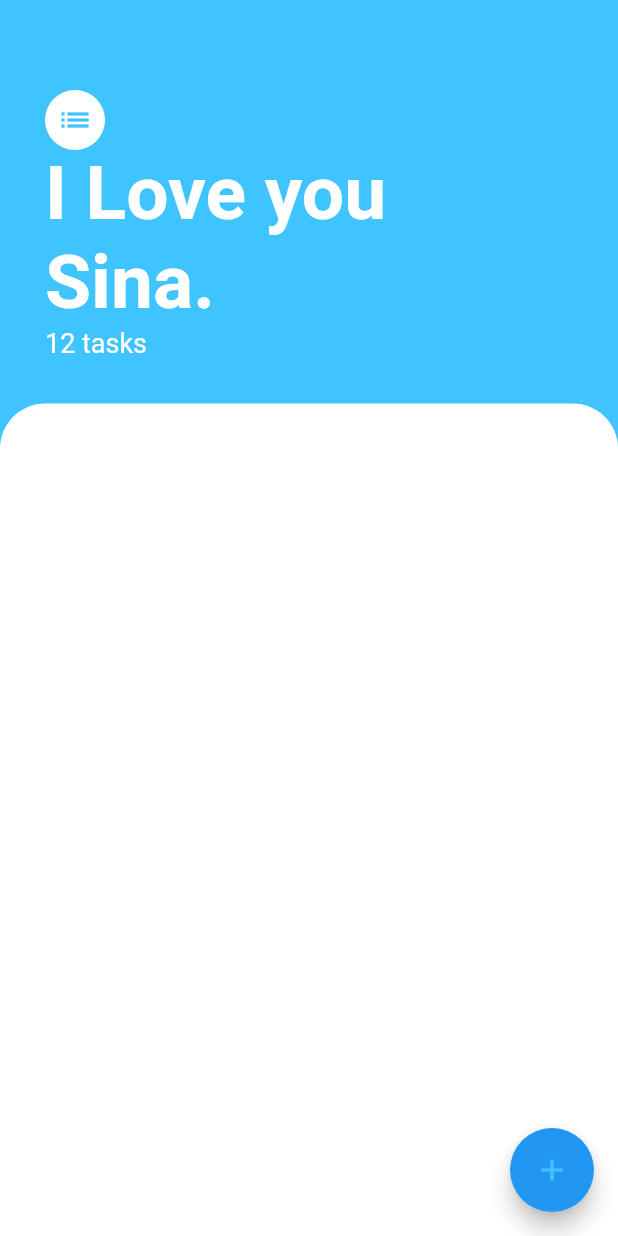
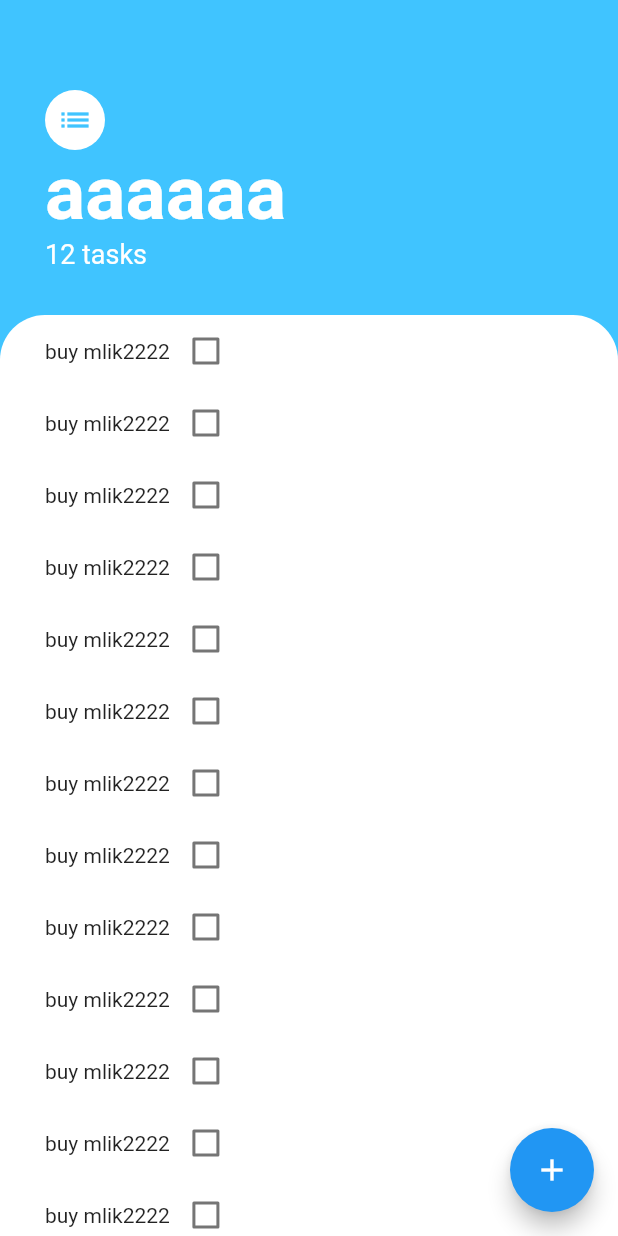
Before and after one commit to tangible-idea/todoey_flutter, a Flutter app: the screen it shows after launch, on a phone screen of 412 x 824 dp. Run offline on Flutter 3.47's test engine with Material 2 defaults, Android fonts, the phone set to English and light mode, and no system bars.

Commit message:
Todoey 코드 추가.

```diff
--- a/lib/screens/tasks_screen.dart
+++ b/lib/screens/tasks_screen.dart
@@ -1,4 +1,5 @@
 import 'package:flutter/material.dart';
+import 'package:todoey/widgets/todo.dart';
 
 class TasksScreen extends StatelessWidget {
   const TasksScreen({Key? key}) : super(key: key);
@@ -7,7 +8,7 @@ class TasksScreen extends StatelessWidget {
   Widget build(BuildContext context) {
     return Scaffold(backgroundColor: Colors.lightBlueAccent,
       floatingActionButton: FloatingActionButton(
-        foregroundColor: Colors.lightBlueAccent,
+        foregroundColor: Colors.white,
         child: Icon(Icons.add),
         onPressed: () {  },),
       body: Column(
@@ -18,13 +19,18 @@ class TasksScreen extends StatelessWidget {
             child: Column(crossAxisAlignment: CrossAxisAlignment.start,
               children: [
                 CircleAvatar(child: Icon(Icons.list), backgroundColor: Colors.white, foregroundColor: Colors.lightBlueAccent,),
-                Text("I Love you Sina.", style: TextStyle(color: Colors.white, fontSize: 50, fontWeight: FontWeight.w700),),
+                Text("aaaaaa", style: TextStyle(color: Colors.white, fontSize: 50, fontWeight: FontWeight.w700),),
                 Text("12 tasks", style:TextStyle(color: Colors.white, fontSize: 18)),
               ],),
           ),
           Expanded(
-            child: Container(decoration: BoxDecoration(color: Colors.white,
-                borderRadius: BorderRadius.only(topLeft: Radius.circular(30), topRight: Radius.circular(30))),),
+            child: Container(
+              decoration: BoxDecoration(color: Colors.white,
+              borderRadius: BorderRadius.only(topLeft: Radius.circular(30), topRight: Radius.circular(30))),
+              child: ListView(children: [
+                Todo(), Todo(), Todo(), Todo(), Todo(), Todo(), Todo(), Todo(), Todo(), Todo(), Todo(), Todo(), Todo(), Todo(), Todo()
+              ],),
+            ),
           )],
       ),);
   }
--- /dev/null
+++ b/lib/widgets/todo.dart
@@ -0,0 +1,32 @@
+import 'package:flutter/cupertino.dart';
+import 'package:flutter/material.dart';
+
+class Todo extends StatefulWidget {
+
+  @override
+  _TodoState createState() => _TodoState();
+}
+
+class _TodoState extends State<Todo> {
+  bool checked= false;
+  String content= "buy mlik2222";
+
+  @override
+  Widget build(BuildContext context) {
+    return Padding(
+      padding: const EdgeInsets.symmetric(horizontal: 30),
+      child: Row(
+        children: [
+        Text(content),
+        Checkbox(
+          value: checked,
+          onChanged: (bool? value) {
+            setState(() {
+              checked= value!;
+            });
+          },
+        )
+      ],),
+    );
+  }
+}
```
Also changed, not shown: 1 other file.
